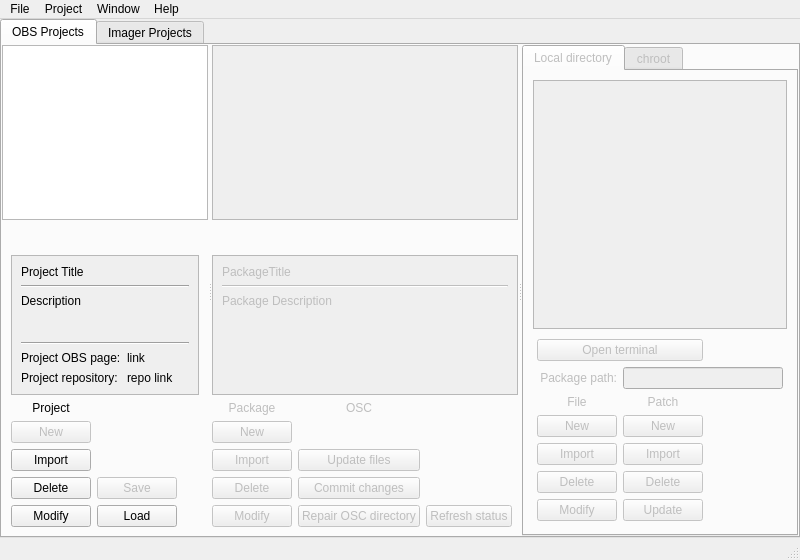
This is src/ObsLightGui/ui/obsLightMain.ui in ronan22/obs-light as Qt 5 draws it before an edit. The edited form follows.
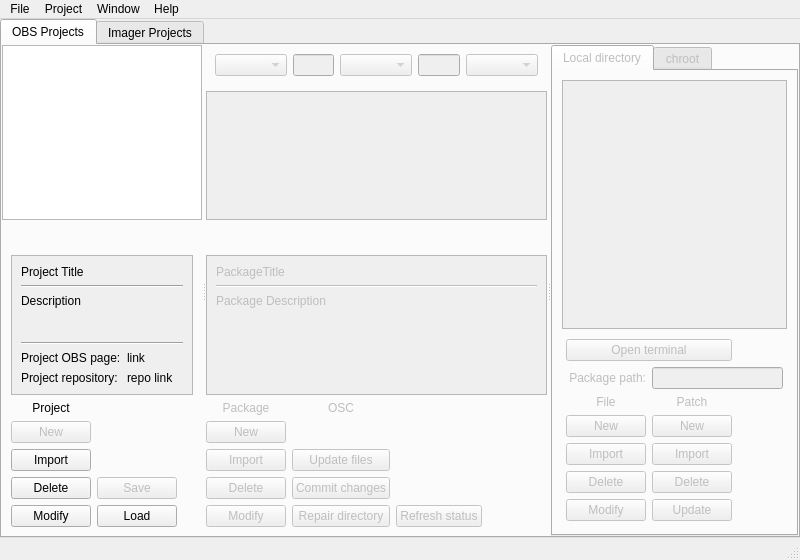
This is the edited form. Icons and pictures are not drawn.

Commit message: - Remove decorator checkNonEmptyStringLocalName from getListPackage. - Resolve bug import package. - Add comboBox and line edit to ui.

Patch:
```diff
--- a/src/ObsLightGui/ui/obsLightMain.ui
+++ b/src/ObsLightGui/ui/obsLightMain.ui
@@ -148,7 +148,7 @@
                    <rect>
                     <x>0</x>
                     <y>0</y>
-                    <width>186</width>
+                    <width>195</width>
                     <height>134</height>
                    </rect>
                   </property>
@@ -352,6 +352,27 @@
             <property name="margin">
              <number>0</number>
             </property>
+            <item>
+             <widget class="QWidget" name="gridWidget" native="true">
+              <layout class="QHBoxLayout" name="horizontalLayout_2">
+               <item>
+                <widget class="QComboBox" name="comboBox_3"/>
+               </item>
+               <item>
+                <widget class="QLineEdit" name="lineEdit_2"/>
+               </item>
+               <item>
+                <widget class="QComboBox" name="comboBox"/>
+               </item>
+               <item>
+                <widget class="QLineEdit" name="lineEdit"/>
+               </item>
+               <item>
+                <widget class="QComboBox" name="comboBox_2"/>
+               </item>
+              </layout>
+             </widget>
+            </item>
             <item>
              <widget class="QTableView" name="packageTableView">
               <property name="sizePolicy">
@@ -426,7 +447,7 @@
                    <rect>
                     <x>0</x>
                     <y>0</y>
-                    <width>335</width>
+                    <width>314</width>
                     <height>134</height>
                    </rect>
                   </property>
@@ -529,7 +550,7 @@
 You can select several packages.</string>
                  </property>
                  <property name="text">
-                  <string>Repair OSC directory</string>
+                  <string>Repair directory</string>
                  </property>
                 </widget>
                </item>
```
The commit also changes 1 other file.
